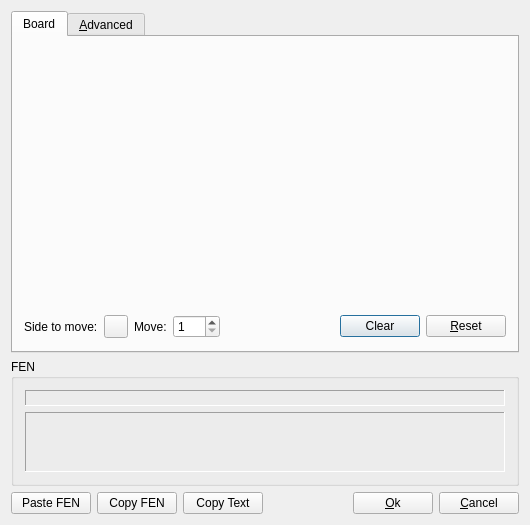
Above: src/gui/boardsetup.ui from madnight/chessx before the change. Below: the same form after it.
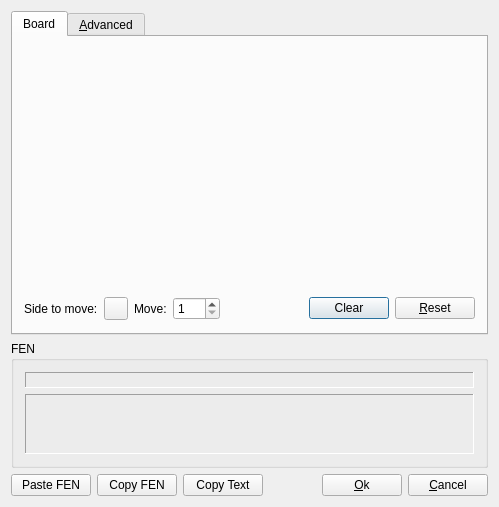
That is the form after the change. Custom widgets are drawn as their Qt base class.

Commit message: Bugfix: CR#171 - Board Setup dialog: wrong board size

```diff
--- a/src/gui/boardsetup.ui
+++ b/src/gui/boardsetup.ui
@@ -6,20 +6,44 @@
    <rect>
     <x>0</x>
     <y>0</y>
-    <width>530</width>
-    <height>525</height>
+    <width>499</width>
+    <height>507</height>
    </rect>
   </property>
+  <property name="sizePolicy">
+   <sizepolicy hsizetype="Expanding" vsizetype="Expanding">
+    <horstretch>0</horstretch>
+    <verstretch>0</verstretch>
+   </sizepolicy>
+  </property>
+  <property name="minimumSize">
+   <size>
+    <width>0</width>
+    <height>0</height>
+   </size>
+  </property>
   <property name="windowTitle">
    <string>Setup position</string>
   </property>
   <layout class="QVBoxLayout" name="verticalLayout_3">
    <item>
     <widget class="QTabWidget" name="tabWidget">
+     <property name="sizePolicy">
+      <sizepolicy hsizetype="Expanding" vsizetype="Expanding">
+       <horstretch>0</horstretch>
+       <verstretch>0</verstretch>
+      </sizepolicy>
+     </property>
      <property name="currentIndex">
       <number>0</number>
      </property>
      <widget class="QWidget" name="boardTab">
+      <property name="sizePolicy">
+       <sizepolicy hsizetype="Expanding" vsizetype="Expanding">
+        <horstretch>0</horstretch>
+        <verstretch>0</verstretch>
+       </sizepolicy>
+      </property>
       <attribute name="title">
        <string>Board</string>
       </attribute>
@@ -37,6 +61,12 @@
              <verstretch>0</verstretch>
             </sizepolicy>
            </property>
+           <property name="minimumSize">
+            <size>
+             <width>0</width>
+             <height>0</height>
+            </size>
+           </property>
            <property name="acceptDrops">
             <bool>true</bool>
            </property>
@@ -52,7 +82,7 @@
         </layout>
        </item>
        <item>
-        <layout class="QHBoxLayout" stretch="0,0,0,0,0,0,0">
+        <layout class="QHBoxLayout" name="hLayout1" stretch="0,0,0,0,0,0,0">
          <property name="sizeConstraint">
           <enum>QLayout::SetFixedSize</enum>
          </property>
```
Left out of the diff: 6 changed lines with no effect on the pictures. The commit also changes 2 other files.
